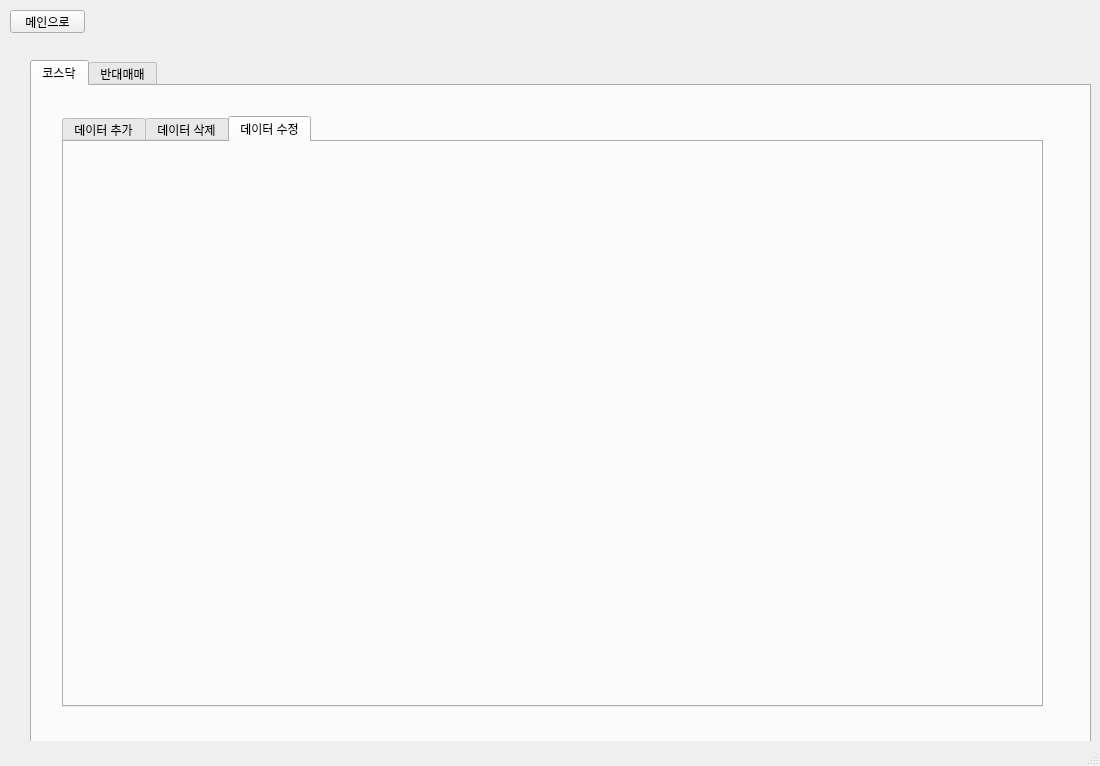
Old version of the form main.ui in the repository syarin03/kosdaq.
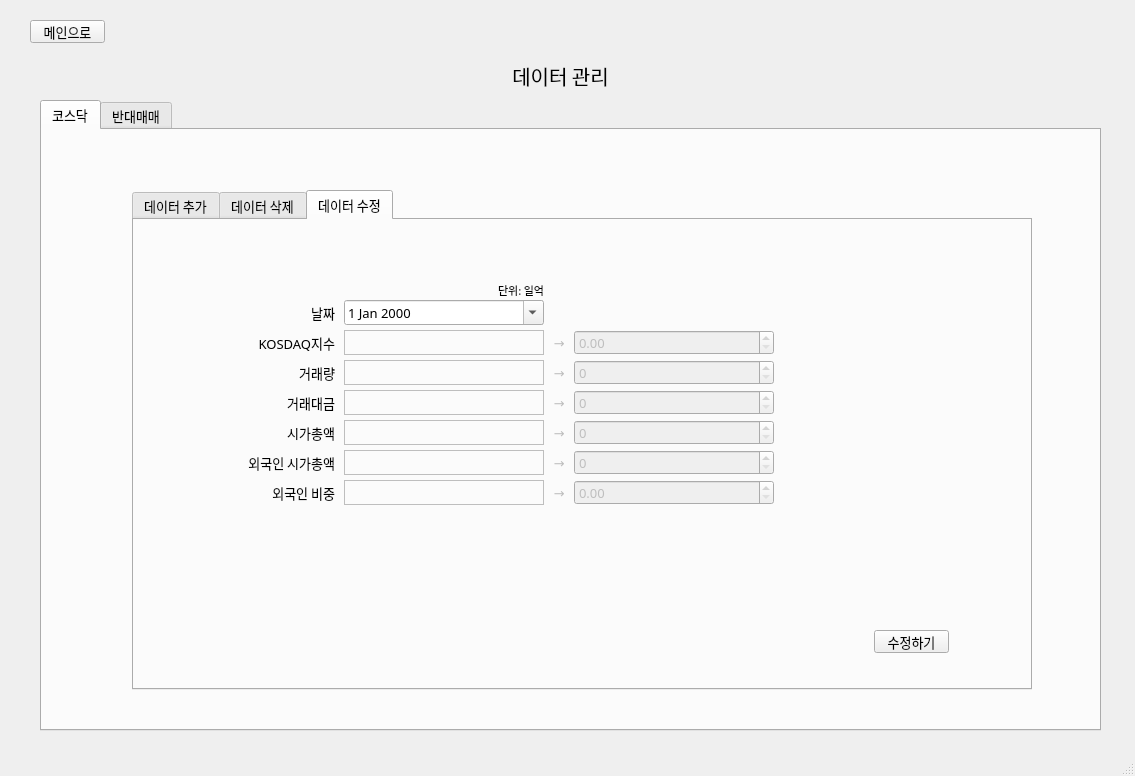
New version of the form. The open tabs and pages were chosen to show the change.

Commit message: 변수명 수정 중

The edit to the form file:
```diff
--- a/main.ui
+++ b/main.ui
@@ -6,8 +6,8 @@
    <rect>
     <x>0</x>
     <y>0</y>
-    <width>1100</width>
-    <height>766</height>
+    <width>1135</width>
+    <height>776</height>
    </rect>
   </property>
   <property name="windowTitle">
@@ -17,12 +17,18 @@
    <widget class="QStackedWidget" name="stackedWidget">
     <property name="geometry">
      <rect>
-      <x>0</x>
-      <y>0</y>
-      <width>1091</width>
-      <height>741</height>
+      <x>20</x>
+      <y>10</y>
+      <width>1100</width>
+      <height>750</height>
      </rect>
     </property>
+    <property name="font">
+     <font>
+      <family>맑은 고딕</family>
+      <pointsize>10</pointsize>
+     </font>
+    </property>
     <property name="currentIndex">
      <number>2</number>
     </property>
@@ -684,6 +690,12 @@
         <height>23</height>
        </rect>
       </property>
+      <property name="font">
+       <font>
+        <family>맑은 고딕</family>
+        <pointsize>10</pointsize>
+       </font>
+      </property>
       <property name="text">
        <string>메인으로</string>
       </property>
@@ -691,12 +703,18 @@
      <widget class="QTabWidget" name="tab_manage">
       <property name="geometry">
        <rect>
-        <x>30</x>
-        <y>60</y>
+        <x>20</x>
+        <y>90</y>
         <width>1061</width>
-        <height>691</height>
+        <height>631</height>
        </rect>
       </property>
+      <property name="font">
+       <font>
+        <family>맑은 고딕</family>
+        <pointsize>10</pointsize>
+       </font>
+      </property>
       <property name="currentIndex">
        <number>1</number>
       </property>
@@ -707,12 +725,18 @@
        <widget class="QTabWidget" name="tab_kmanage">
         <property name="geometry">
          <rect>
-          <x>30</x>
-          <y>30</y>
-          <width>981</width>
-          <height>591</height>
+          <x>90</x>
+          <y>60</y>
+          <width>900</width>
+          <height>500</height>
          </rect>
         </property>
+        <property name="font">
+         <font>
+          <family>맑은 고딕</family>
+          <pointsize>10</pointsize>
+         </font>
+        </property>
         <property name="tabPosition">
          <enum>QTabWidget::North</enum>
         </property>
@@ -832,6 +856,481 @@
          <attribute name="title">
           <string>데이터 수정</string>
          </attribute>
+         <widget class="QWidget" name="widget_3" native="true">
+          <property name="geometry">
+           <rect>
+            <x>70</x>
+            <y>50</y>
+            <width>731</width>
+            <height>300</height>
+           </rect>
+          </property>
+          <widget class="QLabel" name="kosdaq_label_edit">
+           <property name="geometry">
+            <rect>
+             <x>350</x>
+             <y>30</y>
+             <width>200</width>
+             <height>25</height>
+            </rect>
+           </property>
+           <property name="text">
+            <string/>
+           </property>
+          </widget>
+          <widget class="QLabel" name="label_22">
+           <property name="geometry">
+            <rect>
+             <x>30</x>
+             <y>90</y>
+             <width>101</width>
+             <height>25</height>
+            </rect>
+           </property>
+           <property name="text">
+            <string>거래량</string>
+           </property>
+           <property name="alignment">
+            <set>Qt::AlignRight|Qt::AlignTrailing|Qt::AlignVCenter</set>
+           </property>
+          </widget>
+          <widget class="QDateEdit" name="kosdaq_date_edit">
+           <property name="geometry">
+            <rect>
+             <x>140</x>
+             <y>30</y>
+             <width>200</width>
+             <height>25</height>
+            </rect>
+           </property>
+           <property name="calendarPopup">
+            <bool>true</bool>
+           </property>
+          </widget>
+          <widget class="QLabel" name="label_23">
+           <property name="geometry">
+            <rect>
+             <x>30</x>
+             <y>120</y>
+             <width>101</width>
+             <height>25</height>
+            </rect>
+           </property>
+           <property name="text">
+            <string>거래대금</string>
+           </property>
+           <property name="alignment">
+            <set>Qt::AlignRight|Qt::AlignTrailing|Qt::AlignVCenter</set>
+           </property>
+          </widget>
+          <widget class="QLabel" name="label_24">
+           <property name="geometry">
+            <rect>
+             <x>30</x>
+             <y>180</y>
+             <width>101</width>
+             <height>25</height>
+            </rect>
+           </property>
+           <property name="text">
+            <string>외국인 시가총액</string>
+           </property>
+           <property name="alignment">
+            <set>Qt::AlignRight|Qt::AlignTrailing|Qt::AlignVCenter</set>
+           </property>
+          </widget>
+          <widget class="QLabel" name="label_25">
+           <property name="geometry">
+            <rect>
+             <x>30</x>
+             <y>150</y>
+             <width>101</width>
+             <height>25</height>
+            </rect>
+           </property>
+           <property name="text">
+            <string>시가총액</string>
+           </property>
+           <property name="alignment">
+            <set>Qt::AlignRight|Qt::AlignTrailing|Qt::AlignVCenter</set>
+           </property>
+          </widget>
+          <widget class="QWidget" name="kosdaq_group_edit" native="true">
+           <property name="enabled">
+            <bool>false</bool>
+           </property>
+           <property name="geometry">
+            <rect>
+             <x>140</x>
+             <y>60</y>
+             <width>521</width>
+             <height>191</height>
+            </rect>
+           </property>
+           <widget class="QDoubleSpinBox" name="kosdaq_spin_edit6">
+            <property name="geometry">
+             <rect>
+              <x>230</x>
+              <y>150</y>
+              <width>200</width>
+              <height>25</height>
+             </rect>
+            </property>
+            <property name="decimals">
+             <number>2</number>
+            </property>
+           </widget>
+           <widget class="QSpinBox" name="kosdaq_spin_edit2">
+            <property name="geometry">
+             <rect>
+              <x>230</x>
+              <y>30</y>
+              <width>200</width>
+              <height>25</height>
+             </rect>
+            </property>
+           </widget>
+           <widget class="QDoubleSpinBox" name="kosdaq_spin_edit1">
+            <property name="geometry">
+             <rect>
+              <x>230</x>
+              <y>0</y>
+              <width>200</width>
+              <height>25</height>
+             </rect>
+            </property>
+            <property name="decimals">
+             <number>2</number>
+            </property>
+            <property name="maximum">
+             <double>9999.989999999999782</double>
+            </property>
+           </widget>
+           <widget class="QSpinBox" name="kosdaq_spin_edit3">
+            <property name="geometry">
+             <rect>
+              <x>230</x>
+              <y>60</y>
+              <width>200</width>
+              <height>25</height>
+             </rect>
+            </property>
+           </widget>
+           <widget class="QSpinBox" name="kosdaq_spin_edit4">
+            <property name="geometry">
+             <rect>
+              <x>230</x>
+              <y>90</y>
+              <width>200</width>
+              <height>25</height>
+             </rect>
+            </property>
+           </widget>
+           <widget class="QSpinBox" name="kosdaq_spin_edit5">
+            <property name="geometry">
+             <rect>
+              <x>230</x>
+              <y>120</y>
+              <width>200</width>
+              <height>25</height>
+             </rect>
+            </property>
+           </widget>
+           <widget class="QLabel" name="kosdaq_label_edit4">
+            <property name="geometry">
+             <rect>
+              <x>0</x>
+              <y>90</y>
+              <width>200</width>
+              <height>25</height>
+             </rect>
+            </property>
+            <property name="autoFillBackground">
+             <bool>false</bool>
+            </property>
+            <property name="frameShape">
+             <enum>QFrame::Box</enum>
+            </property>
+            <property name="text">
+             <string/>
+            </property>
+           </widget>
+           <widget class="QLabel" name="kosdaq_label_edit6">
+            <property name="geometry">
+             <rect>
+              <x>0</x>
+              <y>150</y>
+              <width>200</width>
+              <height>25</height>
+             </rect>
+            </property>
+            <property name="autoFillBackground">
+             <bool>false</bool>
+            </property>
+            <property name="frameShape">
+             <enum>QFrame::Box</enum>
+            </property>
+            <property name="text">
+             <string/>
+            </property>
+           </widget>
+           <widget class="QLabel" name="kosdaq_label_edit1">
+            <property name="geometry">
+             <rect>
+              <x>0</x>
+              <y>0</y>
+              <width>200</width>
+              <height>25</height>
+             </rect>
+            </property>
+            <property name="autoFillBackground">
+             <bool>false</bool>
+            </property>
+            <property name="frameShape">
+             <enum>QFrame::Box</enum>
+            </property>
+            <property name="text">
+             <string/>
+            </property>
+           </widget>
+           <widget class="QLabel" name="kosdaq_label_edit3">
+            <property name="geometry">
+             <rect>
+              <x>0</x>
+              <y>60</y>
+              <width>200</width>
+              <height>25</height>
+             </rect>
+            </property>
+            <property name="autoFillBackground">
+             <bool>false</bool>
+            </property>
+            <property name="frameShape">
+             <enum>QFrame::Box</enum>
+            </property>
+            <property name="text">
+             <string/>
+            </property>
+           </widget>
+           <widget class="QLabel" name="kosdaq_label_edit5">
+            <property name="geometry">
+             <rect>
+              <x>0</x>
+              <y>120</y>
+              <width>200</width>
+              <height>25</height>
+             </rect>
+            </property>
+            <property name="autoFillBackground">
+             <bool>false</bool>
+            </property>
+            <property name="frameShape">
+             <enum>QFrame::Box</enum>
+            </property>
+            <property name="text">
+             <string/>
+            </property>
+           </widget>
+           <widget class="QLabel" name="kosdaq_label_edit2">
+            <property name="geometry">
+             <rect>
+              <x>0</x>
+              <y>30</y>
+              <width>200</width>
+              <height>25</height>
+             </rect>
+            </property>
+            <property name="autoFillBackground">
+             <bool>false</bool>
+            </property>
+            <property name="frameShape">
+             <enum>QFrame::Box</enum>
+            </property>
+            <property name="text">
+             <string/>
+            </property>
+           </widget>
+           <widget class="QLabel" name="label_53">
+            <property name="geometry">
+             <rect>
+              <x>200</x>
+              <y>0</y>
+              <width>30</width>
+              <height>25</height>
+             </rect>
+            </property>
+            <property name="text">
+             <string>→</string>
+            </property>
+            <property name="alignment">
+             <set>Qt::AlignCenter</set>
+            </property>
+           </widget>
+           <widget class="QLabel" name="label_54">
+            <property name="geometry">
+             <rect>
+              <x>200</x>
+              <y>30</y>
+              <width>30</width>
+              <height>25</height>
+             </rect>
+            </property>
+            <property name="text">
+             <string>→</string>
+            </property>
+            <property name="alignment">
+             <set>Qt::AlignCenter</set>
+            </property>
+           </widget>
+           <widget class="QLabel" name="label_55">
+            <property name="geometry">
+             <rect>
+              <x>200</x>
+              <y>60</y>
+              <width>30</width>
+              <height>25</height>
+             </rect>
+            </property>
+            <property name="text">
+             <string>→</string>
+            </property>
+            <property name="alignment">
+             <set>Qt::AlignCenter</set>
+            </property>
+           </widget>
+           <widget class="QLabel" name="label_56">
+            <property name="geometry">
+             <rect>
+              <x>200</x>
+              <y>90</y>
+              <width>30</width>
+              <height>25</height>
+             </rect>
+            </property>
+            <property name="text">
+             <string>→</string>
+            </property>
+            <property name="alignment">
+             <set>Qt::AlignCenter</set>
+            </property>
+           </widget>
+           <widget class="QLabel" name="label_57">
+            <property name="geometry">
+             <rect>
+              <x>200</x>
+              <y>120</y>
+              <width>30</width>
+              <height>25</height>
+             </rect>
+            </property>
+            <property name="text">
+             <string>→</string>
+            </property>
+            <property name="alignment">
+             <set>Qt::AlignCenter</set>
+            </property>
+           </widget>
+           <widget class="QLabel" name="label_58">
+            <property name="geometry">
+             <rect>
+              <x>200</x>
+              <y>150</y>
+              <width>30</width>
+              <height>25</height>
+             </rect>
+            </property>
+            <property name="text">
+             <string>→</string>
+            </property>
+            <property name="alignment">
+             <set>Qt::AlignCenter</set>
+            </property>
+           </widget>
+          </widget>
+          <widget class="QLabel" name="label_26">
+           <property name="geometry">
+            <rect>
+             <x>30</x>
+             <y>60</y>
+             <width>101</width>
+             <height>25</height>
+            </rect>
+           </property>
+           <property name="text">
+            <string>KOSDAQ지수</string>
+           </property>
+           <property name="alignment">
+            <set>Qt::AlignRight|Qt::AlignTrailing|Qt::AlignVCenter</set>
+           </property>
+          </widget>
+          <widget class="QLabel" name="label_27">
+           <property name="geometry">
+            <rect>
+             <x>30</x>
+             <y>30</y>
+             <width>101</width>
+             <height>25</height>
+            </rect>
+           </property>
+           <property name="text">
+            <string>날짜</string>
+           </property>
+           <property name="alignment">
+            <set>Qt::AlignRight|Qt::AlignTrailing|Qt::AlignVCenter</set>
+           </property>
+          </widget>
+          <widget class="QLabel" name="label_28">
+           <property name="geometry">
+            <rect>
+             <x>30</x>
+             <y>210</y>
+             <width>101</width>
+             <height>25</height>
+            </rect>
+           </property>
+           <property name="text">
+            <string>외국인 비중</string>
+           </property>
+           <property name="alignment">
+            <set>Qt::AlignRight|Qt::AlignTrailing|Qt::AlignVCenter</set>
+           </property>
+          </widget>
+          <widget class="QLabel" name="label_31">
+           <property name="geometry">
+            <rect>
+             <x>240</x>
+             <y>10</y>
+             <width>100</width>
+             <height>20</height>
+            </rect>
+           </property>
+           <property name="font">
+            <font>
+             <family>맑은 고딕</family>
+             <pointsize>8</pointsize>
+            </font>
+           </property>
+           <property name="text">
+            <string>단위: 일억</string>
+           </property>
+           <property name="alignment">
+            <set>Qt::AlignRight|Qt::AlignTrailing|Qt::AlignVCenter</set>
+           </property>
+          </widget>
+         </widget>
+         <widget class="QPushButton" name="kosdaq_btn_edit">
+          <property name="geometry">
+           <rect>
+            <x>740</x>
+            <y>410</y>
+            <width>75</width>
+            <height>23</height>
+           </rect>
+          </property>
+          <property name="text">
+           <string>수정하기</string>
+          </property>
+         </widget>
         </widget>
        </widget>
       </widget>
@@ -885,6 +1384,28 @@
        </widget>
       </widget>
      </widget>
+     <widget class="QLabel" name="label_12">
+      <property name="geometry">
+       <rect>
+        <x>30</x>
+        <y>40</y>
+        <width>1021</width>
+        <height>51</height>
+       </rect>
+      </property>
+      <property name="font">
+       <font>
+        <family>맑은 고딕</family>
+        <pointsize>15</pointsize>
+       </font>
+      </property>
+      <property name="text">
+       <string>데이터 관리</string>
+      </property>
+      <property name="alignment">
+       <set>Qt::AlignCenter</set>
+      </property>
+     </widget>
      <zorder>tab_manage</zorder>
      <zorder>btn_mgomain</zorder>
     </widget>
```
Left out of the diff: 1902 changed lines with no effect on the pictures. The commit also changes 1 other file.
